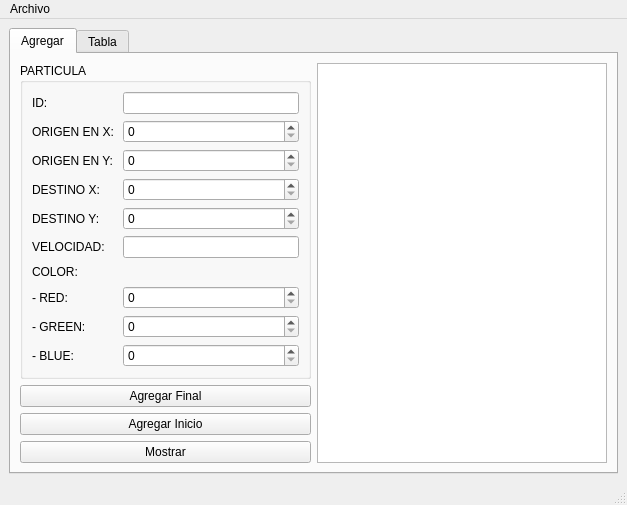
Before: the Qt Designer form particula.ui in FabianAlejandroEsquedaRodriguez/S.ALGORITMIA_UI_PARTICULA, drawn with Qt 5.
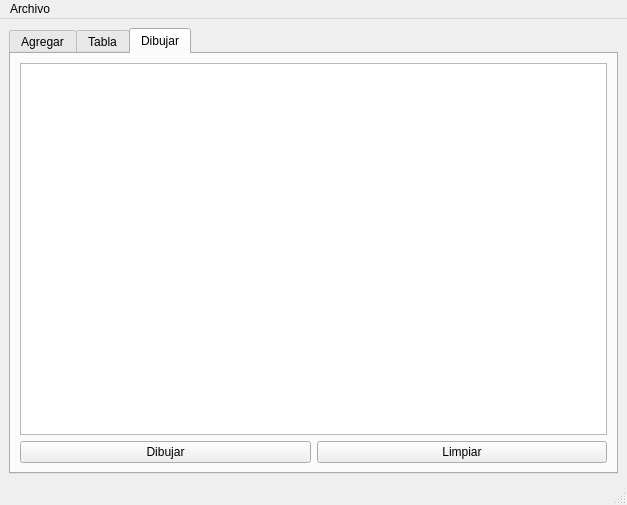
After: the same form once the commit is applied. The open tabs and pages were chosen to show the change.

Commit message: Se agrego una pestaña al QTableWidget para meter una Grafics view y 2 pushbutton (dibujar y limpiar)

```diff
--- a/particula.ui
+++ b/particula.ui
@@ -7,7 +7,7 @@
     <x>0</x>
     <y>0</y>
     <width>627</width>
-    <height>458</height>
+    <height>471</height>
    </rect>
   </property>
   <property name="windowTitle">
@@ -219,6 +219,30 @@
         </item>
        </layout>
       </widget>
+      <widget class="QWidget" name="tab_3">
+       <attribute name="title">
+        <string>Dibujar</string>
+       </attribute>
+       <layout class="QGridLayout" name="gridLayout_5">
+        <item row="0" column="0" colspan="2">
+         <widget class="QGraphicsView" name="graphicsView"/>
+        </item>
+        <item row="1" column="0">
+         <widget class="QPushButton" name="dibujar">
+          <property name="text">
+           <string>Dibujar</string>
+          </property>
+         </widget>
+        </item>
+        <item row="1" column="1">
+         <widget class="QPushButton" name="limpiar">
+          <property name="text">
+           <string>Limpiar</string>
+          </property>
+         </widget>
+        </item>
+       </layout>
+      </widget>
      </widget>
     </item>
    </layout>
```
